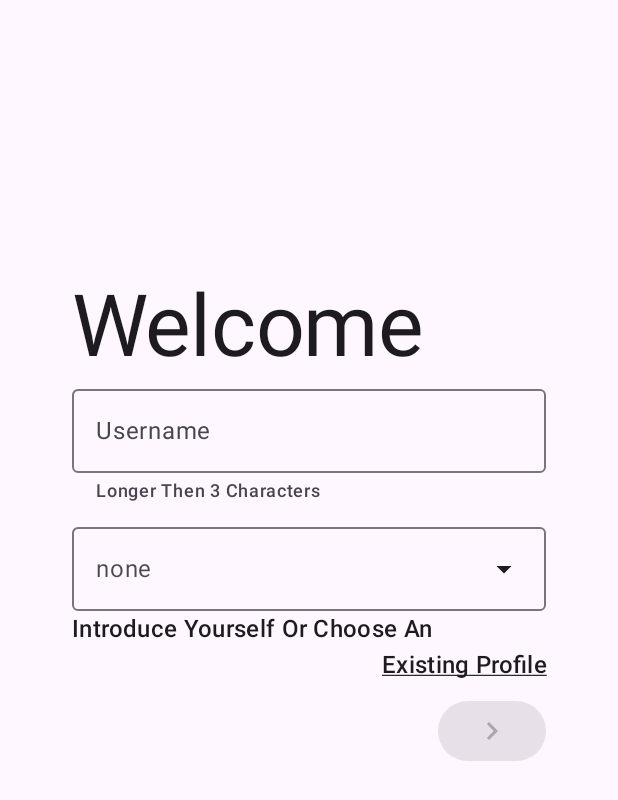
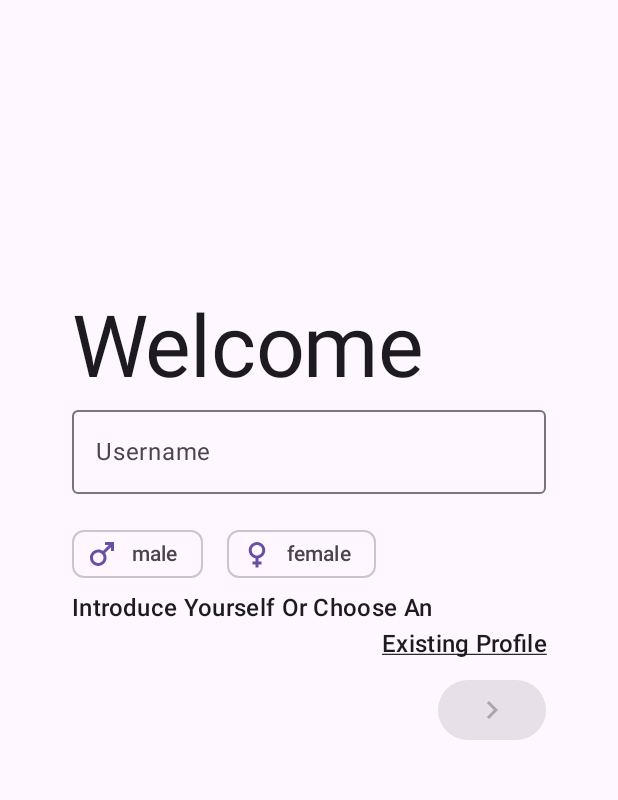
Before and after one commit to sebastianmartii/FitnessApp, an Android app built with Jetpack Compose: the screen it shows after launch (MainActivity), on a phone screen of 412 x 824 dp. Shown: the top 800 px of the screen. Run offline under Robolectric (Android 15) with nearby library versions, the light colour scheme and no system bars; our stand-ins replace Dagger/Hilt's generated code, Room's generated code.

Commit message:
change gender selection from drop down menu to chips, implement better error handling for username

```diff
--- a/app/src/main/java/com/example/fitnessapp/profile_feature/domain/model/Gender.kt
+++ b/app/src/main/java/com/example/fitnessapp/profile_feature/domain/model/Gender.kt
@@ -3,8 +3,3 @@ package com.example.fitnessapp.profile_feature.domain.model
 enum class Gender {
     NONE, MALE, FEMALE
 }
-
-val genderList = listOf(
-    Gender.MALE,
-    Gender.FEMALE,
-)
--- a/app/src/main/java/com/example/fitnessapp/profile_feature/presentation/sign_in/IntroductionScreen.kt
+++ b/app/src/main/java/com/example/fitnessapp/profile_feature/presentation/sign_in/IntroductionScreen.kt
@@ -1,23 +1,23 @@
 package com.example.fitnessapp.profile_feature.presentation.sign_in
 
 import androidx.compose.foundation.background
-import androidx.compose.foundation.border
 import androidx.compose.foundation.clickable
 import androidx.compose.foundation.layout.Arrangement
 import androidx.compose.foundation.layout.Box
 import androidx.compose.foundation.layout.Column
 import androidx.compose.foundation.layout.Row
+import androidx.compose.foundation.layout.Spacer
 import androidx.compose.foundation.layout.fillMaxSize
 import androidx.compose.foundation.layout.fillMaxWidth
-import androidx.compose.foundation.layout.height
 import androidx.compose.foundation.layout.padding
-import androidx.compose.foundation.layout.wrapContentWidth
+import androidx.compose.foundation.layout.width
 import androidx.compose.material.icons.Icons
-import androidx.compose.material.icons.filled.ArrowDropDown
 import androidx.compose.material.icons.filled.ChevronRight
+import androidx.compose.material.icons.filled.Female
+import androidx.compose.material.icons.filled.Male
 import androidx.compose.material3.Button
-import androidx.compose.material3.DropdownMenu
-import androidx.compose.material3.DropdownMenuItem
+import androidx.compose.material3.ExperimentalMaterial3Api
+import androidx.compose.material3.FilterChip
 import androidx.compose.material3.Icon
 import androidx.compose.material3.MaterialTheme
 import androidx.compose.material3.OutlinedTextField
@@ -28,23 +28,20 @@ import androidx.compose.ui.Modifier
 import androidx.compose.ui.res.stringResource
 import androidx.compose.ui.text.style.TextAlign
 import androidx.compose.ui.text.style.TextDecoration
-import androidx.compose.ui.text.style.TextOverflow
 import androidx.compose.ui.tooling.preview.Preview
 import androidx.compose.ui.unit.dp
 import com.example.fitnessapp.R
 import com.example.fitnessapp.profile_feature.data.mappers.toGenderString
 import com.example.fitnessapp.profile_feature.domain.model.Gender
-import com.example.fitnessapp.profile_feature.domain.model.genderList
 import com.example.fitnessapp.ui.theme.FitnessAppTheme
 
+@OptIn(ExperimentalMaterial3Api::class)
 @Composable
 fun IntroductionScreen(
     name: String,
     gender: Gender,
-    menuExpanded: Boolean,
     onNameChange: (String) -> Unit,
     onGenderChange: (Gender) -> Unit,
-    onMenuExpandedChange: (Boolean) -> Unit,
     onNavigateToMeasurementsScreen: () -> Unit,
     onNavigateToProfileListScreen: () -> Unit,
     modifier: Modifier = Modifier
@@ -76,68 +73,57 @@ fun IntroductionScreen(
                 label = {
                     Text(text = stringResource(id = R.string.username))
                 },
+                isError = !Validators.isUserNameValid(name) && name.isNotEmpty(),
                 supportingText = {
-                    Text(
-                        text = stringResource(id = R.string.valid_username_text),
-                        style = MaterialTheme.typography.labelMedium
-                    )
+                    if (!Validators.isUserNameValid(name) && name.isNotEmpty()) {
+                        Text(
+                            text = stringResource(id = R.string.valid_username_text),
+                            style = MaterialTheme.typography.labelMedium
+                        )
+                    }
                 },
                 modifier = Modifier
                     .fillMaxWidth()
-                    .padding(bottom = 16.dp)
             )
-            Box(
+            Row(
                 modifier = Modifier
-                    .height(56.dp)
                     .fillMaxWidth()
-                    .wrapContentWidth()
-                    .border(
-                        1.dp,
-                        MaterialTheme.colorScheme.outline,
-                        MaterialTheme.shapes.extraSmall
-                    )
-                    .clickable {
-                        onMenuExpandedChange(true)
-                    }
             ) {
-                Row(
-                    verticalAlignment = Alignment.CenterVertically,
-                    horizontalArrangement = Arrangement.SpaceBetween,
-                    modifier = Modifier
-                        .padding(horizontal = 16.dp)
-                        .fillMaxSize()
-                ) {
-                    Text(
-                        text = gender.toGenderString(),
-                        color = MaterialTheme.colorScheme.onSurface.copy(alpha = 0.8f),
-                        overflow = TextOverflow.Ellipsis,
-                        maxLines = 1,
-                        modifier = Modifier.fillMaxWidth(0.9f)
-                    )
-                    Icon(
-                        imageVector = Icons.Filled.ArrowDropDown,
-                        contentDescription = stringResource(id = R.string.expand),
+                Gender.MALE.also {
+                    FilterChip(
+                        selected = gender == it,
+                        onClick = {
+                            onGenderChange(it)
+                        },
+                        label = {
+                            Text(text = it.toGenderString())
+                        },
+                        leadingIcon = {
+                            Icon(
+                                imageVector = Icons.Default.Male,
+                                contentDescription = stringResource(id = R.string.gender_male)
+                            )
+                        }
                     )
                 }
-                DropdownMenu(
-                    expanded = menuExpanded,
-                    onDismissRequest = {
-                        onMenuExpandedChange(false)
-                    },
-                    content = {
-                        genderList.onEach { gender ->
-                            DropdownMenuItem(
-                                text = {
-                                    Text(text = gender.toGenderString())
-                                },
-                                onClick = {
-                                    onGenderChange(gender)
-                                    onMenuExpandedChange(false)
-                                }
+                Spacer(modifier = Modifier.width(16.dp))
+                Gender.FEMALE.also {
+                    FilterChip(
+                        selected = gender == it,
+                        onClick = {
+                            onGenderChange(it)
+                        },
+                        label = {
+                            Text(text = it.toGenderString())
+                        },
+                        leadingIcon = {
+                            Icon(
+                                imageVector = Icons.Default.Female,
+                                contentDescription = stringResource(id = R.string.gender_female)
                             )
                         }
-                    }
-                )
+                    )
+                }
             }
             Text(
                 text = stringResource(id = R.string.introduce_yourself),
@@ -184,10 +170,8 @@ private fun IntroductionScreenPreview() {
         IntroductionScreen(
             name = "",
             gender = Gender.NONE,
-            menuExpanded = false,
             onNameChange = {},
             onGenderChange = {},
-            onMenuExpandedChange = {},
             onNavigateToProfileListScreen = {},
             onNavigateToMeasurementsScreen = { /*TODO*/ })
     }
--- a/app/src/main/java/com/example/fitnessapp/profile_feature/presentation/sign_in/ProfileEvent.kt
+++ b/app/src/main/java/com/example/fitnessapp/profile_feature/presentation/sign_in/ProfileEvent.kt
@@ -16,7 +16,6 @@ sealed interface ProfileEvent {
     object OnMeasurementsTaken : ProfileEvent
     object OnSignInComplete : ProfileEvent
     object OnCalculateCalories : ProfileEvent
-    data class OnGenderMenuExpandedChange(val expanded: Boolean) : ProfileEvent
     data class OnActivityLevelMenuExpandedChange(val expanded: Boolean) : ProfileEvent
     data class OnGoBack(val currentProgress: SignInProgress) : ProfileEvent
 }
--- a/app/src/main/java/com/example/fitnessapp/profile_feature/presentation/sign_in/SignInScreen.kt
+++ b/app/src/main/java/com/example/fitnessapp/profile_feature/presentation/sign_in/SignInScreen.kt
@@ -147,15 +147,11 @@ fun SignInScreen(
                     IntroductionScreen(
                         name = state.name,
                         gender = state.gender,
-                        menuExpanded = state.genderMenuExpanded,
                         onNameChange = { name ->
                             onEvent(ProfileEvent.OnNameChange(name))
                         },
                         onGenderChange = { gender ->
                             onEvent(ProfileEvent.OnGenderChange(gender))
-                        },
-                        onMenuExpandedChange = { expanded ->
-                            onEvent(ProfileEvent.OnGenderMenuExpandedChange(expanded))
                         },
                         onNavigateToProfileListScreen = {
                             onEvent(ProfileEvent.OnProfileSelect)
--- a/app/src/main/java/com/example/fitnessapp/profile_feature/presentation/sign_in/SignInState.kt
+++ b/app/src/main/java/com/example/fitnessapp/profile_feature/presentation/sign_in/SignInState.kt
@@ -15,6 +15,5 @@ data class SignInState(
     val caloriesGoal: Double = 0.0,
     val calculatedCalories: List<CalculatedCalories> = emptyList(),
     val profileList: List<UserProfile> = emptyList(),
-    val genderMenuExpanded: Boolean = false,
     val activityLevelMenuExpanded: Boolean = false,
 )
--- a/app/src/main/res/values/strings.xml
+++ b/app/src/main/res/values/strings.xml
@@ -33,4 +33,6 @@
     <string name="weekly">Weekly</string>
     <string name="select_calories">Select Calories</string>
     <string name="calories_item_leading_icon">Calories Goal Arrow</string>
+    <string name="gender_male">Male</string>
+    <string name="gender_female">Female</string>
 </resources>
```
Also changed, not shown: app/src/main/java/com/example/fitnessapp/profile_feature/presentation/sign_in/SignInViewModel.kt (+0 -7 lines).
